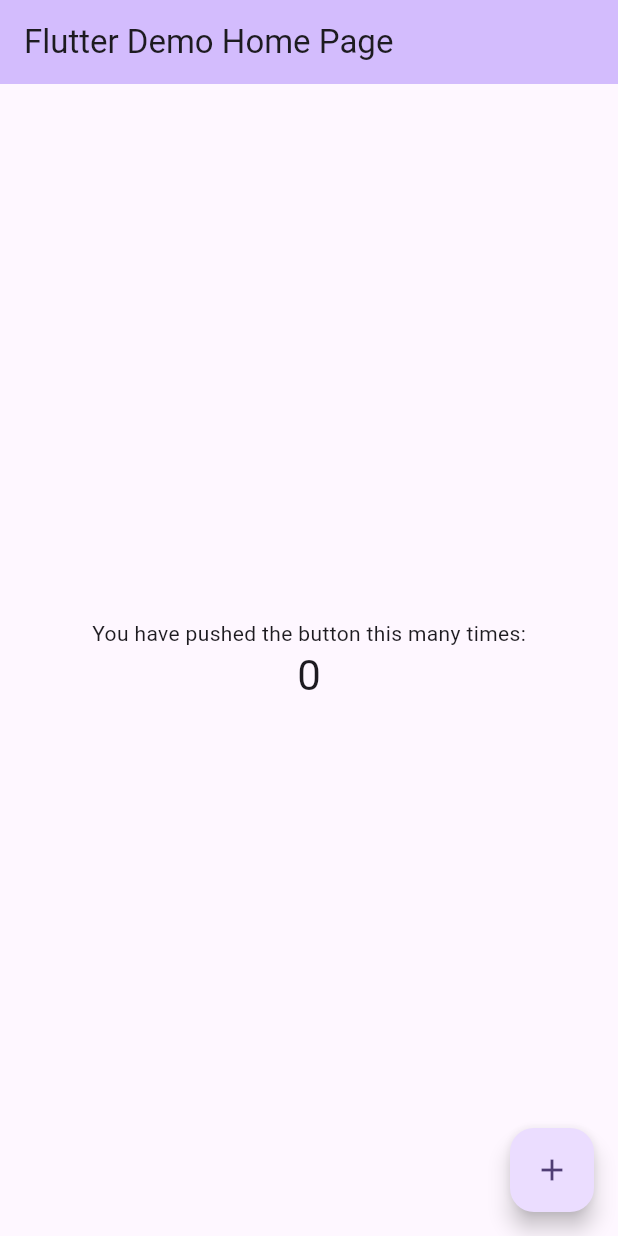
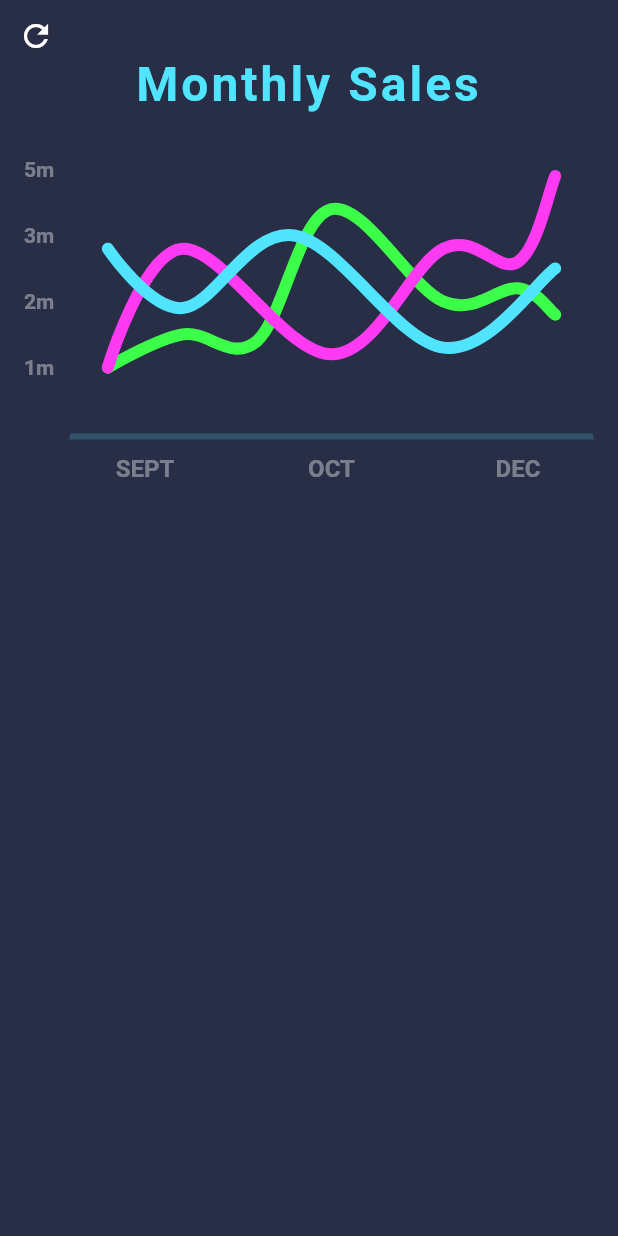
Before and after one commit to na8esin/flutter3_chart_practice, a Flutter app: the screen it shows after launch, on a phone screen of 412 x 824 dp. Run offline on Flutter 3.47's test engine with Material 2 defaults, Android fonts, the phone set to English and light mode, and no system bars; drawn by our look-alikes of fl_chart; our stand-ins replace go_router, google_fonts; Roboto replaces fonts that are missing (Assistant).

Commit message:
コピペして、LineChartSample1が動いたところ

```diff
--- /dev/null
+++ b/lib/home_screen.dart
@@ -0,0 +1,14 @@
+import 'package:flutter/material.dart';
+
+import 'line_chart_sample1.dart';
+
+class HomeScreen extends StatelessWidget {
+  const HomeScreen({super.key});
+
+  @override
+  Widget build(BuildContext context) {
+    return const Scaffold(
+      body: LineChartSample1(),
+    );
+  }
+}
--- /dev/null
+++ b/lib/line_chart_sample1.dart
@@ -0,0 +1,358 @@
+import 'package:fl_chart/fl_chart.dart';
+import 'package:flutter/material.dart';
+
+import 'resources/app_resources.dart';
+
+class _LineChart extends StatelessWidget {
+  const _LineChart({required this.isShowingMainData});
+
+  final bool isShowingMainData;
+
+  @override
+  Widget build(BuildContext context) {
+    return LineChart(
+      isShowingMainData ? sampleData1 : sampleData2,
+      duration: const Duration(milliseconds: 250),
+    );
+  }
+
+  LineChartData get sampleData1 => LineChartData(
+        lineTouchData: lineTouchData1,
+        gridData: gridData,
+        titlesData: titlesData1,
+        borderData: borderData,
+        lineBarsData: lineBarsData1,
+        minX: 0,
+        maxX: 14,
+        maxY: 4,
+        minY: 0,
+      );
+
+  LineChartData get sampleData2 => LineChartData(
+        lineTouchData: lineTouchData2,
+        gridData: gridData,
+        titlesData: titlesData2,
+        borderData: borderData,
+        lineBarsData: lineBarsData2,
+        minX: 0,
+        maxX: 14,
+        maxY: 6,
+        minY: 0,
+      );
+
+  LineTouchData get lineTouchData1 => LineTouchData(
+        handleBuiltInTouches: true,
+        touchTooltipData: LineTouchTooltipData(
+          tooltipBgColor: Colors.blueGrey.withOpacity(0.8),
+        ),
+      );
+
+  FlTitlesData get titlesData1 => FlTitlesData(
+        bottomTitles: AxisTitles(
+          sideTitles: bottomTitles,
+        ),
+        rightTitles: const AxisTitles(
+          sideTitles: SideTitles(showTitles: false),
+        ),
+        topTitles: const AxisTitles(
+          sideTitles: SideTitles(showTitles: false),
+        ),
+        leftTitles: AxisTitles(
+          sideTitles: leftTitles(),
+        ),
+      );
+
+  List<LineChartBarData> get lineBarsData1 => [
+        lineChartBarData1_1,
+        lineChartBarData1_2,
+        lineChartBarData1_3,
+      ];
+
+  LineTouchData get lineTouchData2 => const LineTouchData(
+        enabled: false,
+      );
+
+  FlTitlesData get titlesData2 => FlTitlesData(
+        bottomTitles: AxisTitles(
+          sideTitles: bottomTitles,
+        ),
+        rightTitles: const AxisTitles(
+          sideTitles: SideTitles(showTitles: false),
+        ),
+        topTitles: const AxisTitles(
+          sideTitles: SideTitles(showTitles: false),
+        ),
+        leftTitles: AxisTitles(
+          sideTitles: leftTitles(),
+        ),
+      );
+
+  List<LineChartBarData> get lineBarsData2 => [
+        lineChartBarData2_1,
+        lineChartBarData2_2,
+        lineChartBarData2_3,
+      ];
+
+  Widget leftTitleWidgets(double value, TitleMeta meta) {
+    const style = TextStyle(
+      fontWeight: FontWeight.bold,
+      fontSize: 14,
+    );
+    String text;
+    switch (value.toInt()) {
+      case 1:
+        text = '1m';
+        break;
+      case 2:
+        text = '2m';
+        break;
+      case 3:
+        text = '3m';
+        break;
+      case 4:
+        text = '5m';
+        break;
+      case 5:
+        text = '6m';
+        break;
+      default:
+        return Container();
+    }
+
+    return Text(text, style: style, textAlign: TextAlign.center);
+  }
+
+  SideTitles leftTitles() => SideTitles(
+        getTitlesWidget: leftTitleWidgets,
+        showTitles: true,
+        interval: 1,
+        reservedSize: 40,
+      );
+
+  Widget bottomTitleWidgets(double value, TitleMeta meta) {
+    const style = TextStyle(
+      fontWeight: FontWeight.bold,
+      fontSize: 16,
+    );
+    Widget text;
+    switch (value.toInt()) {
+      case 2:
+        text = const Text('SEPT', style: style);
+        break;
+      case 7:
+        text = const Text('OCT', style: style);
+        break;
+      case 12:
+        text = const Text('DEC', style: style);
+        break;
+      default:
+        text = const Text('');
+        break;
+    }
+
+    return SideTitleWidget(
+      axisSide: meta.axisSide,
+      space: 10,
+      child: text,
+    );
+  }
+
+  SideTitles get bottomTitles => SideTitles(
+        showTitles: true,
+        reservedSize: 32,
+        interval: 1,
+        getTitlesWidget: bottomTitleWidgets,
+      );
+
+  FlGridData get gridData => const FlGridData(show: false);
+
+  FlBorderData get borderData => FlBorderData(
+        show: true,
+        border: Border(
+          bottom:
+              BorderSide(color: AppColors.primary.withOpacity(0.2), width: 4),
+          left: const BorderSide(color: Colors.transparent),
+          right: const BorderSide(color: Colors.transparent),
+          top: const BorderSide(color: Colors.transparent),
+        ),
+      );
+
+  LineChartBarData get lineChartBarData1_1 => LineChartBarData(
+        isCurved: true,
+        color: AppColors.contentColorGreen,
+        barWidth: 8,
+        isStrokeCapRound: true,
+        dotData: const FlDotData(show: false),
+        belowBarData: BarAreaData(show: false),
+        spots: const [
+          FlSpot(1, 1),
+          FlSpot(3, 1.5),
+          FlSpot(5, 1.4),
+          FlSpot(7, 3.4),
+          FlSpot(10, 2),
+          FlSpot(12, 2.2),
+          FlSpot(13, 1.8),
+        ],
+      );
+
+  LineChartBarData get lineChartBarData1_2 => LineChartBarData(
+        isCurved: true,
+        color: AppColors.contentColorPink,
+        barWidth: 8,
+        isStrokeCapRound: true,
+        dotData: const FlDotData(show: false),
+        belowBarData: BarAreaData(
+          show: false,
+          color: AppColors.contentColorPink.withOpacity(0),
+        ),
+        spots: const [
+          FlSpot(1, 1),
+          FlSpot(3, 2.8),
+          FlSpot(7, 1.2),
+          FlSpot(10, 2.8),
+          FlSpot(12, 2.6),
+          FlSpot(13, 3.9),
+        ],
+      );
+
+  LineChartBarData get lineChartBarData1_3 => LineChartBarData(
+        isCurved: true,
+        color: AppColors.contentColorCyan,
+        barWidth: 8,
+        isStrokeCapRound: true,
+        dotData: const FlDotData(show: false),
+        belowBarData: BarAreaData(show: false),
+        spots: const [
+          FlSpot(1, 2.8),
+          FlSpot(3, 1.9),
+          FlSpot(6, 3),
+          FlSpot(10, 1.3),
+          FlSpot(13, 2.5),
+        ],
+      );
+
+  LineChartBarData get lineChartBarData2_1 => LineChartBarData(
+        isCurved: true,
+        curveSmoothness: 0,
+        color: AppColors.contentColorGreen.withOpacity(0.5),
+        barWidth: 4,
+        isStrokeCapRound: true,
+        dotData: const FlDotData(show: false),
+        belowBarData: BarAreaData(show: false),
+        spots: const [
+          FlSpot(1, 1),
+          FlSpot(3, 4),
+          FlSpot(5, 1.8),
+          FlSpot(7, 5),
+          FlSpot(10, 2),
+          FlSpot(12, 2.2),
+          FlSpot(13, 1.8),
+        ],
+      );
+
+  LineChartBarData get lineChartBarData2_2 => LineChartBarData(
+        isCurved: true,
+        color: AppColors.contentColorPink.withOpacity(0.5),
+        barWidth: 4,
+        isStrokeCapRound: true,
+        dotData: const FlDotData(show: false),
+        belowBarData: BarAreaData(
+          show: true,
+          color: AppColors.contentColorPink.withOpacity(0.2),
+        ),
+        spots: const [
+          FlSpot(1, 1),
+          FlSpot(3, 2.8),
+          FlSpot(7, 1.2),
+          FlSpot(10, 2.8),
+          FlSpot(12, 2.6),
+          FlSpot(13, 3.9),
+        ],
+      );
+
+  LineChartBarData get lineChartBarData2_3 => LineChartBarData(
+        isCurved: true,
+        curveSmoothness: 0,
+        color: AppColors.contentColorCyan.withOpacity(0.5),
+        barWidth: 2,
+        isStrokeCapRound: true,
+        dotData: const FlDotData(show: true),
+        belowBarData: BarAreaData(show: false),
+        spots: const [
+          FlSpot(1, 3.8),
+          FlSpot(3, 1.9),
+          FlSpot(6, 5),
+          FlSpot(10, 3.3),
+          FlSpot(13, 4.5),
+        ],
+      );
+}
+
+class LineChartSample1 extends StatefulWidget {
+  const LineChartSample1({super.key});
+
+  @override
+  State<StatefulWidget> createState() => LineChartSample1State();
+}
+
+class LineChartSample1State extends State<LineChartSample1> {
+  late bool isShowingMainData;
+
+  @override
+  void initState() {
+    super.initState();
+    isShowingMainData = true;
+  }
+
+  @override
+  Widget build(BuildContext context) {
+    return AspectRatio(
+      aspectRatio: 1.23,
+      child: Stack(
+        children: <Widget>[
+          Column(
+            crossAxisAlignment: CrossAxisAlignment.stretch,
+            children: <Widget>[
+              const SizedBox(
+                height: 37,
+              ),
+              const Text(
+                'Monthly Sales',
+                style: TextStyle(
+                  color: AppColors.primary,
+                  fontSize: 32,
+                  fontWeight: FontWeight.bold,
+                  letterSpacing: 2,
+                ),
+                textAlign: TextAlign.center,
+              ),
+              const SizedBox(
+                height: 37,
+              ),
+              Expanded(
+                child: Padding(
+                  padding: const EdgeInsets.only(right: 16, left: 6),
+                  child: _LineChart(isShowingMainData: isShowingMainData),
+                ),
+              ),
+              const SizedBox(
+                height: 10,
+              ),
+            ],
+          ),
+          IconButton(
+            icon: Icon(
+              Icons.refresh,
+              color: Colors.white.withOpacity(isShowingMainData ? 1.0 : 0.5),
+            ),
+            onPressed: () {
+              setState(() {
+                isShowingMainData = !isShowingMainData;
+              });
+            },
+          )
+        ],
+      ),
+    );
+  }
+}
--- a/lib/main.dart
+++ b/lib/main.dart
@@ -1,4 +1,8 @@
 import 'package:flutter/material.dart';
+import 'package:google_fonts/google_fonts.dart';
+
+import 'router.dart';
+import 'resources/app_colors.dart';
 
 void main() {
   runApp(const MyApp());
@@ -7,119 +11,21 @@ void main() {
 class MyApp extends StatelessWidget {
   const MyApp({super.key});
 
-  // This widget is the root of your application.
   @override
   Widget build(BuildContext context) {
-    return MaterialApp(
-      title: 'Flutter Demo',
+    return MaterialApp.router(
+      title: 'demo',
       theme: ThemeData(
-        // This is the theme of your application.
-        //
-        // TRY THIS: Try running your application with "flutter run". You'll see
-        // the application has a blue toolbar. Then, without quitting the app,
-        // try changing the seedColor in the colorScheme below to Colors.green
-        // and then invoke "hot reload" (save your changes or press the "hot
-        // reload" button in a Flutter-supported IDE, or press "r" if you used
-        // the command line to start the app).
-        //
-        // Notice that the counter didn't reset back to zero; the application
-        // state is not lost during the reload. To reset the state, use hot
-        // restart instead.
-        //
-        // This works for code too, not just values: Most code changes can be
-        // tested with just a hot reload.
-        colorScheme: ColorScheme.fromSeed(seedColor: Colors.deepPurple),
+        brightness: Brightness.dark,
         useMaterial3: true,
+        textTheme: GoogleFonts.assistantTextTheme(
+          Theme.of(context).textTheme.apply(
+                bodyColor: AppColors.mainTextColor3,
+              ),
+        ),
+        scaffoldBackgroundColor: AppColors.pageBackground,
       ),
-      home: const MyHomePage(title: 'Flutter Demo Home Page'),
+      routerConfig: appRouterConfig,
     );
   }
 }
-
-class MyHomePage extends StatefulWidget {
-  const MyHomePage({super.key, required this.title});
-
-  // This widget is the home page of your application. It is stateful, meaning
-  // that it has a State object (defined below) that contains fields that affect
-  // how it looks.
-
-  // This class is the configuration for the state. It holds the values (in this
-  // case the title) provided by the parent (in this case the App widget) and
-  // used by the build method of the State. Fields in a Widget subclass are
-  // always marked "final".
-
-  final String title;
-
-  @override
-  State<MyHomePage> createState() => _MyHomePageState();
-}
-
-class _MyHomePageState extends State<MyHomePage> {
-  int _counter = 0;
-
-  void _incrementCounter() {
-    setState(() {
-      // This call to setState tells the Flutter framework that something has
-      // changed in this State, which causes it to rerun the build method below
-      // so that the display can reflect the updated values. If we changed
-      // _counter without calling setState(), then the build method would not be
-      // called again, and so nothing would appear to happen.
-      _counter++;
-    });
-  }
-
-  @override
-  Widget build(BuildContext context) {
-    // This method is rerun every time setState is called, for instance as done
-    // by the _incrementCounter method above.
-    //
-    // The Flutter framework has been optimized to make rerunning build methods
-    // fast, so that you can just rebuild anything that needs updating rather
-    // than having to individually change instances of widgets.
-    return Scaffold(
-      appBar: AppBar(
-        // TRY THIS: Try changing the color here to a specific color (to
-        // Colors.amber, perhaps?) and trigger a hot reload to see the AppBar
-        // change color while the other colors stay the same.
-        backgroundColor: Theme.of(context).colorScheme.inversePrimary,
-        // Here we take the value from the MyHomePage object that was created by
-        // the App.build method, and use it to set our appbar title.
-        title: Text(widget.title),
-      ),
-      body: Center(
-        // Center is a layout widget. It takes a single child and positions it
-        // in the middle of the parent.
-        child: Column(
-          // Column is also a layout widget. It takes a list of children and
-          // arranges them vertically. By default, it sizes itself to fit its
-          // children horizontally, and tries to be as tall as its parent.
-          //
-          // Column has various properties to control how it sizes itself and
-          // how it positions its children. Here we use mainAxisAlignment to
-          // center the children vertically; the main axis here is the vertical
-          // axis because Columns are vertical (the cross axis would be
-          // horizontal).
-          //
-          // TRY THIS: Invoke "debug painting" (choose the "Toggle Debug Paint"
-          // action in the IDE, or press "p" in the console), to see the
-          // wireframe for each widget.
-          mainAxisAlignment: MainAxisAlignment.center,
-          children: <Widget>[
-            const Text(
-              'You have pushed the button this many times:',
-            ),
-            Text(
-              '$_counter',
-              style: Theme.of(context).textTheme.headlineMedium,
-            ),
-          ],
-        ),
-      ),
-      floatingActionButton: FloatingActionButton(
-        onPressed: _incrementCounter,
-        tooltip: 'Increment',
-        child: const Icon(Icons.add),
-      ), // This trailing comma makes auto-formatting nicer for build methods.
-    );
-  }
-}
--- /dev/null
+++ b/lib/resources/app_colors.dart
@@ -0,0 +1,25 @@
+import 'package:flutter/material.dart';
+
+class AppColors {
+  static const Color primary = contentColorCyan;
+  static const Color menuBackground = Color(0xFF090912);
+  static const Color itemsBackground = Color(0xFF1B2339);
+  static const Color pageBackground = Color(0xFF282E45);
+  static const Color mainTextColor1 = Colors.white;
+  static const Color mainTextColor2 = Colors.white70;
+  static const Color mainTextColor3 = Colors.white38;
+  static const Color mainGridLineColor = Colors.white10;
+  static const Color borderColor = Colors.white54;
+  static const Color gridLinesColor = Color(0x11FFFFFF);
+
+  static const Color contentColorBlack = Colors.black;
+  static const Color contentColorWhite = Colors.white;
+  static const Color contentColorBlue = Color(0xFF2196F3);
+  static const Color contentColorYellow = Color(0xFFFFC300);
+  static const Color contentColorOrange = Color(0xFFFF683B);
+  static const Color contentColorGreen = Color(0xFF3BFF49);
+  static const Color contentColorPurple = Color(0xFF6E1BFF);
+  static const Color contentColorPink = Color(0xFFFF3AF2);
+  static const Color contentColorRed = Color(0xFFE80054);
+  static const Color contentColorCyan = Color(0xFF50E4FF);
+}
--- /dev/null
+++ b/lib/resources/app_dimens.dart
@@ -0,0 +1,13 @@
+class AppDimens {
+  static const double menuMaxNeededWidth = 304;
+  static const double menuRowHeight = 74;
+  static const double menuIconSize = 32;
+  static const double menuDocumentationIconSize = 44;
+  static const double menuTextSize = 20;
+
+  static const double chartBoxMinWidth = 350;
+
+  static const double defaultRadius = 8;
+  static const double chartSamplesSpace = 32.0;
+  static const double chartSamplesMinWidth = 350;
+}
--- /dev/null
+++ b/lib/resources/app_resources.dart
@@ -0,0 +1,3 @@
+export 'app_colors.dart';
+export 'app_dimens.dart';
+export 'app_texts.dart';
--- /dev/null
+++ b/lib/resources/app_texts.dart
@@ -0,0 +1,3 @@
+class AppTexts {
+  static const appName = 'FL Chart App';
+}
--- /dev/null
+++ b/lib/router.dart
@@ -0,0 +1,13 @@
+import 'package:flutter/material.dart';
+import 'package:go_router/go_router.dart';
+
+import 'home_screen.dart';
+
+final appRouterConfig = GoRouter(routes: <RouteBase>[
+  GoRoute(
+    path: '/',
+    pageBuilder: (BuildContext context, GoRouterState state) {
+      return const MaterialPage<void>(child: HomeScreen());
+    },
+  )
+]);
--- a/pubspec.yaml
+++ b/pubspec.yaml
@@ -20,6 +20,7 @@ version: 1.0.0+1
 
 environment:
   sdk: '>=3.1.2 <4.0.0'
+  flutter: 3.13.4
 
 # Dependencies specify other packages that your package needs in order to work.
 # To automatically upgrade your package dependencies to the latest versions
@@ -35,6 +36,11 @@ dependencies:
   # The following adds the Cupertino Icons font to your application.
   # Use with the CupertinoIcons class for iOS style icons.
   cupertino_icons: ^1.0.2
+
+  fl_chart: ^0.63.0
+  google_fonts: ^6.0.0
+  universal_platform: ^1.0.0+1
+  go_router: ^10.2.0
 
 dev_dependencies:
   flutter_test:
```
Also changed, not shown: pubspec.lock, 6 other files.
